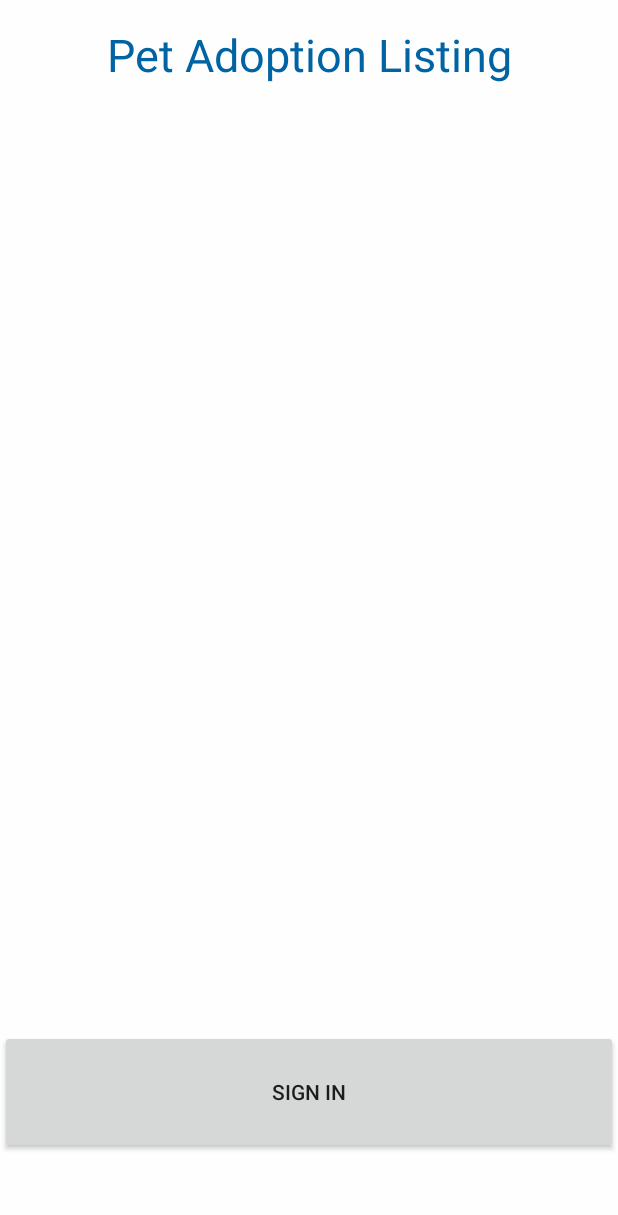
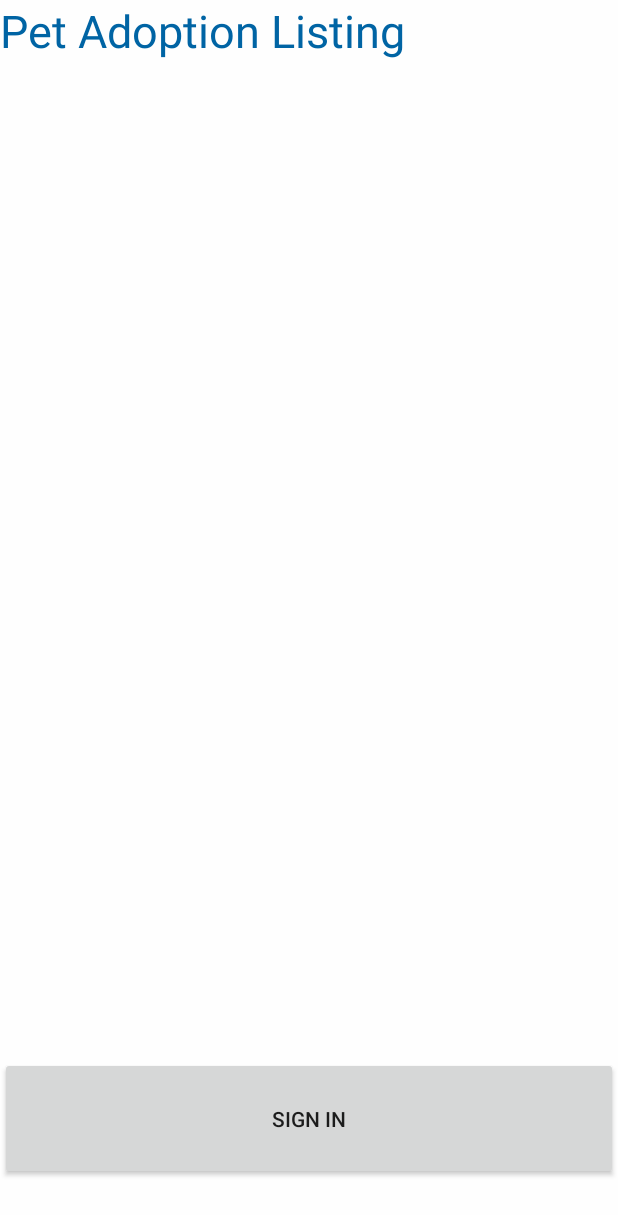
Before and after one commit to chowjss-spec/PetrusMobileApplication, an Android app: the AdoptionListingActivity screen opened directly, with no data from a screen before it, on a phone screen of 412 x 824 dp. Shown: the top 1215 px of the screen. Run offline under Robolectric (Android 15) with nearby library versions, the phone set to English and light mode, and no system bars; libraries missing offline, so code that uses them is left out: com.loopj.android, cz.msebera.android; Roboto replaces fonts that are not available here; 1 statement that could not run was skipped.

Commit message:
Fix adoption listing UI merge bug

```diff
--- a/app/src/main/res/layout/activity_adoption_listing.xml
+++ b/app/src/main/res/layout/activity_adoption_listing.xml
@@ -8,30 +8,27 @@
     android:background="@color/light_white_2"
     tools:context=".AdoptionListingActivity">
     <TextView
-        android:layout_width="wrap_content"
-        android:layout_height="0dp"
-        app:layout_constraintHeight_percent="0.2"
+        android:layout_width="match_parent"
+        android:layout_height="50dp"
         android:text="Pet Adoption Listing"
         android:textSize="30dp"
         android:fontFamily="@font/roboto_bold"
         android:textColor="@color/primary_blue"
         android:id="@+id/title"
-        android:layout_marginTop="16dp"
-        android:layout_marginBottom="8dp"
+        app:layout_constraintVertical_bias="0.0"
         app:layout_constraintTop_toTopOf="parent"
-        app:layout_constraintBottom_toTopOf="@id/list_adoptionListing"
+        app:layout_constraintBottom_toBottomOf="parent"
+        app:layout_constraintLeft_toLeftOf="parent"
+        app:layout_constraintRight_toRightOf="parent" />
+    <ListView
+        android:id="@+id/list_adoptionListing"
+        android:layout_height="600dp"
+        android:layout_width="match_parent"
+        app:layout_constraintTop_toBottomOf="@id/title"
+        app:layout_constraintBottom_toBottomOf="parent"
         app:layout_constraintLeft_toLeftOf="parent"
         app:layout_constraintRight_toRightOf="parent"
-        app:layout_constraintVertical_bias="0.0" />
-    <ListView
-        android:id="@+id/list_adoptionListing"
-        android:layout_height="0dp"
-        app:layout_constraintHeight_percent="0.7"
-        android:layout_width="match_parent"
-        app:layout_constraintTop_toTopOf="parent"
-        app:layout_constraintBottom_toTopOf="@id/loginButton"
-        app:layout_constraintLeft_toLeftOf="parent"
-        app:layout_constraintRight_toRightOf="parent"/>
+        app:layout_constraintVertical_bias="0.1"/>
     <androidx.appcompat.widget.AppCompatButton
         android:layout_width="match_parent"
         android:layout_height="0dp"
```
